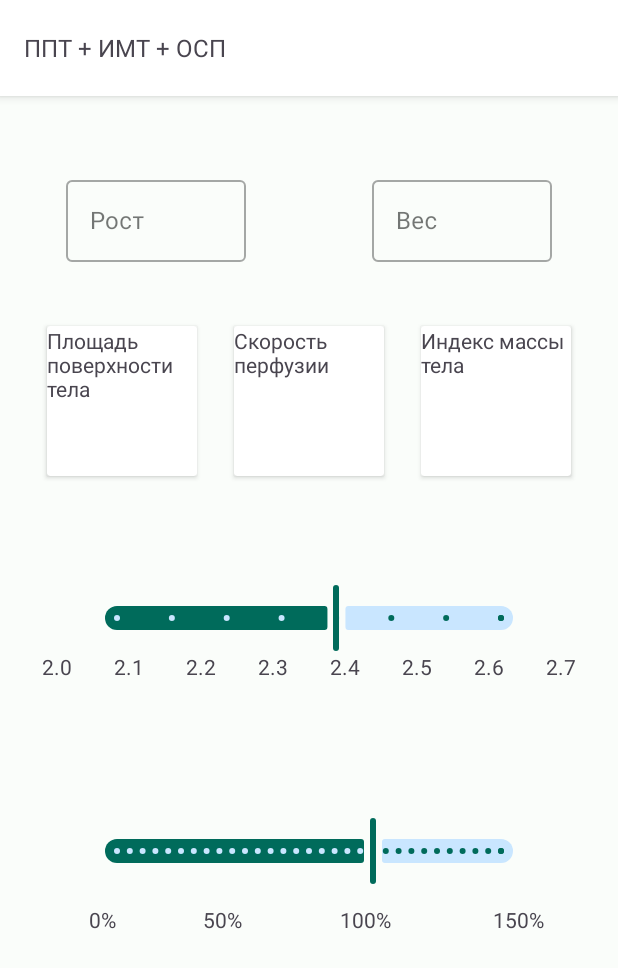
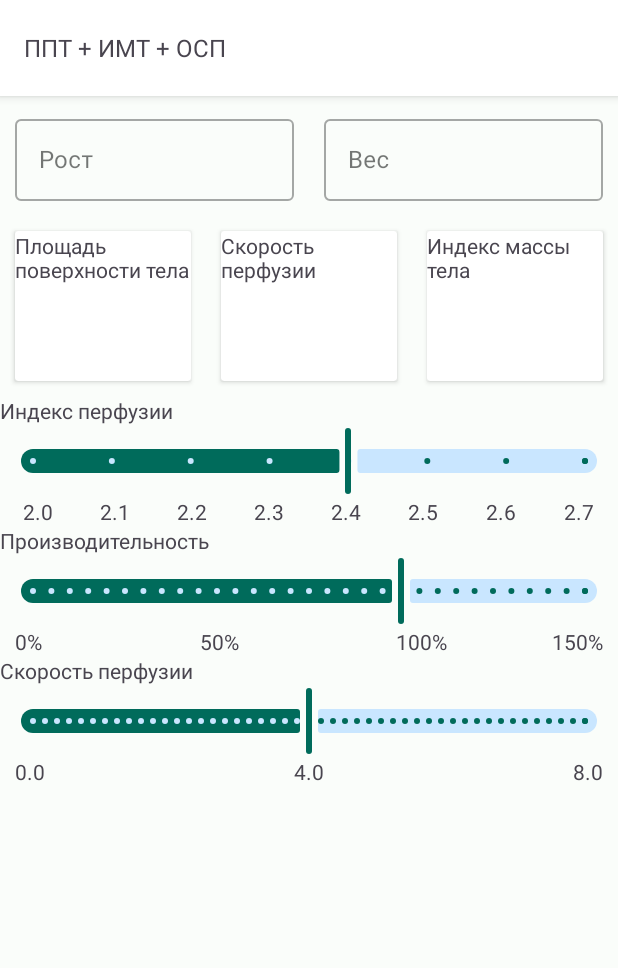
Before and after one commit to drwho174/Calc1, an Android app: the screen it shows after launch (MainActivity), after a tap on "ППТ + ИМТ + ОСП", on a phone screen of 412 x 824 dp. Shown: the top 968 px of the screen. Run offline under Robolectric (Android 15) with nearby library versions, the phone set to English and light mode, and no system bars.

Commit message:
Added manual perfusion speed change to BSA.kt

```diff
--- a/app/src/main/java/com/drwho174/calc1/BSA.kt
+++ b/app/src/main/java/com/drwho174/calc1/BSA.kt
@@ -13,6 +13,7 @@ import androidx.fragment.app.Fragment
 import com.drwho174.calc1.databinding.FragmentBsaBinding
 import com.google.android.material.slider.Slider
 import kotlin.math.pow
+import kotlin.math.roundToInt
 
 
 class BSA : Fragment() {
@@ -35,6 +36,7 @@ class BSA : Fragment() {
         val bmi: TextView = binding.bmi
         val perfindexslider: Slider = binding.perfindexslider
         val perfprecentslider: Slider = binding.perfprecentslider
+        val perfspeedslider: Slider = binding.perfspeedslider
 
         //Body surface area calculator
         fun bsacalc(): Double {
@@ -61,17 +63,24 @@ class BSA : Fragment() {
         }
 
         //Slider for perfusion index
-        fun perfspeedslider(): Double {
+        fun perfindexslider(): Double {
             val v = perfindexslider.value
-            val bsa = bsaindex.text.toString()
 
-            val bsad = (bsa.replace(",", ".")).toDouble()
-            return v * bsad
+            return v * bsacalc()
         }
-
+//Slider for percentage
         fun perfprecentslider(): Double {
             val v = perfprecentslider.value
-            return perfspeedslider() * v / 100
+            val perfspeedlocal = perfindexslider() * v / 100
+
+            return perfspeedlocal
+        }
+//Slider for manual perfusion speed change and percentage change
+        fun speedslider (){
+           val v = perfspeedslider.value*100/(perfindexslider.value*bsacalc())
+           val vv =  (v/5).roundToInt()*5
+            if(vv in 0..150 ) {  perfprecentslider.value = vv.toFloat()}
+
         }
 
         val mTextWatcher = object : TextWatcher {
@@ -86,7 +95,7 @@ class BSA : Fragment() {
 
                     bsaindex.text = String.format("%.3f", bsacalc())
                     bmi.text = String.format("%.2f", bmi())
-                    perfspeed.text = String.format("%.2f", perfspeedslider())
+                    perfspeed.text = String.format("%.2f", perfindexslider())
                 }
             }
         }
@@ -96,15 +105,25 @@ class BSA : Fragment() {
 
         perfindexslider.addOnChangeListener { _, _, _ ->
             if (height.text.isNotEmpty() && weight.text.isNotEmpty()) {
+                val round = (perfprecentslider()*10).roundToInt()/10.0
+                perfspeedslider.value = round.toFloat()
                 perfspeed.text = String.format("%.2f", perfprecentslider())
             }
         }
         perfprecentslider.addOnChangeListener { _, _, _ ->
             if (height.text.isNotEmpty() && weight.text.isNotEmpty()) {
+                val round = (perfprecentslider()*10).roundToInt()/10.0
+                perfspeedslider.value = round.toFloat()
                 perfspeed.text = String.format("%.2f", perfprecentslider())
             }
         }
+        perfspeedslider.addOnChangeListener{_,_,_->
+            if (height.text.isNotEmpty() && weight.text.isNotEmpty()) {
+                speedslider()
 
+            }
+
+        }
 
     }
 }
--- a/app/src/main/java/com/drwho174/calc1/CKD.kt
+++ b/app/src/main/java/com/drwho174/calc1/CKD.kt
@@ -10,7 +10,7 @@ import android.widget.EditText
 import android.widget.RadioGroup
 import android.widget.TextView
 import androidx.fragment.app.Fragment
-import com.google.android.material.bottomsheet.BottomSheetBehavior
+//import com.google.android.material.bottomsheet.BottomSheetBehavior
 import kotlin.math.pow
 
 class CKD : Fragment() {
@@ -28,9 +28,9 @@ class CKD : Fragment() {
         val age : EditText = view.findViewById(R.id.ageField)
         val creatinine : EditText = view.findViewById(R.id.creatinineField)
         val res : TextView = view.findViewById(R.id.resultCKD)
-        val ckdsheet = BottomSheetBehavior.from(view.findViewById(R.id.bottom_sheet_ckd_result))
-
-        ckdsheet.state = BottomSheetBehavior.STATE_EXPANDED
+//        val ckdsheet = BottomSheetBehavior.from(view.findViewById(R.id.bottom_sheet_ckd_result))
+//
+//        ckdsheet.state = BottomSheetBehavior.STATE_EXPANDED
 
 
         fun sexCoefivient(): Double {
--- a/app/src/main/java/com/drwho174/calc1/CKDDIal.kt
+++ b/app/src/main/java/com/drwho174/calc1/CKDDIal.kt
@@ -45,12 +45,12 @@ class CKDDial: DialogFragment(){
         }
 
         fun sexCoefficient(): Double {
-            val sexCoeficient = when(sex.checkedRadioButtonId){
+            val sexCoefficient = when(sex.checkedRadioButtonId){
                 R.id.male -> 1.012
                 R.id.female -> 1.0
                 else -> 0.0
             }
-            return sexCoeficient
+            return sexCoefficient
         }
 
         fun calcCKD(): Double {
@@ -87,8 +87,8 @@ class CKDDial: DialogFragment(){
                 parentFragmentManager.setFragmentResult("CKDres", bundleOf("CKDbundle" to CKDres))
             }
             if (dialisysCheckBox.isChecked){
-                val dialsisys = true
-                parentFragmentManager.setFragmentResult("dialisysBool", bundleOf("dialisysBundle" to dialsisys))
+                val dialysis = true
+                parentFragmentManager.setFragmentResult("dialysisBool", bundleOf("dialysisBundle" to dialysis))
            }
 //Закрывает Fragment
             val fragtran: FragmentTransaction = parentFragmentManager.beginTransaction()
--- a/app/src/main/java/com/drwho174/calc1/EuroSCORE.kt
+++ b/app/src/main/java/com/drwho174/calc1/EuroSCORE.kt
@@ -81,10 +81,10 @@ class EuroSCORE : Fragment() {
                 renalDisfunction.check(R.id.severeRenalDisfunction)
             }
         }
-        childFragmentManager.setFragmentResultListener("dialisysBool",this){requestKey, bundle->
-               val dialisysBool = bundle.getBoolean("dialisysBundle")
+        childFragmentManager.setFragmentResultListener("dialysisBool",this){requestKey, bundle->
+               val dialysisBool = bundle.getBoolean("dialysisBundle")
 
-                if (dialisysBool){
+                if (dialysisBool){
                     renalDisfunction.check(R.id.dialisysRenalDisfunction)
                 }
             }
@@ -228,7 +228,7 @@ val otherFactors = factorAge + factorSex + factorDiabetes + factorPulmonaryDisfu
             return predmort
         }
 
-        //TextWatcher и ChangeListener для расчетов "налету"
+        //TextWatcher и ChangeListener для расчетов "на лету"
         val ageTextWatcher : TextWatcher = object : TextWatcher{
             override fun beforeTextChanged(s: CharSequence?, start: Int, count: Int, after: Int) {
             }
--- a/app/src/main/res/layout/fragment_bsa.xml
+++ b/app/src/main/res/layout/fragment_bsa.xml
@@ -1,9 +1,11 @@
 <?xml version="1.0" encoding="utf-8"?>
-<androidx.constraintlayout.widget.ConstraintLayout xmlns:android="http://schemas.android.com/apk/res/android"
+<LinearLayout
+    xmlns:android="http://schemas.android.com/apk/res/android"
     xmlns:app="http://schemas.android.com/apk/res-auto"
     xmlns:tools="http://schemas.android.com/tools"
     android:layout_width="match_parent"
     android:layout_height="match_parent"
+    android:orientation="vertical"
     tools:context=".BSA">
     <!--todo Сделать выбор расчетной скорости в виде кнопочек, задать скорость перфузии в процентах в виде слайдера-->
     <Toolbar
@@ -15,19 +17,18 @@
         android:subtitle="@string/name_BSAButton"
         android:theme="@style/ThemeOverlay.AppCompat.ActionBar"
         app:popupTheme="@style/ThemeOverlay.AppCompat.Dark.ActionBar" />
-
+<LinearLayout
+    android:layout_width="match_parent"
+    android:layout_height="wrap_content"
+    android:orientation="horizontal">
     <com.google.android.material.textfield.TextInputLayout
         android:id="@+id/heightInputLayout"
         style="@style/Widget.MaterialComponents.TextInputLayout.OutlinedBox"
         android:layout_width="120dp"
         android:layout_height="60dp"
         android:hint="@string/name_Height"
-        app:layout_constraintBottom_toBottomOf="parent"
-        app:layout_constraintEnd_toEndOf="parent"
-        app:layout_constraintHorizontal_bias="0.15"
-        app:layout_constraintStart_toStartOf="parent"
-        app:layout_constraintTop_toTopOf="parent"
-        app:layout_constraintVertical_bias="0.15">
+        android:layout_weight="1"
+        android:layout_margin="10dp">
 
 
         <com.google.android.material.textfield.TextInputEditText
@@ -49,12 +50,8 @@
         android:layout_width="120dp"
         android:layout_height="60dp"
         android:hint="@string/name_Weight"
-        app:layout_constraintBottom_toBottomOf="parent"
-        app:layout_constraintEnd_toEndOf="parent"
-        app:layout_constraintHorizontal_bias="0.85"
-        app:layout_constraintStart_toStartOf="parent"
-        app:layout_constraintTop_toTopOf="parent"
-        app:layout_constraintVertical_bias="0.15">
+        android:layout_weight="1"
+        android:layout_margin="10dp">
 
         <com.google.android.material.textfield.TextInputEditText
             android:id="@+id/weightField"
@@ -68,18 +65,18 @@
             app:layout_constraintStart_toStartOf="parent"
             app:layout_constraintTop_toTopOf="parent" />
     </com.google.android.material.textfield.TextInputLayout>
-
+</LinearLayout>
+    <LinearLayout
+        android:layout_width="match_parent"
+        android:layout_height="wrap_content"
+        android:orientation="horizontal">
         <androidx.cardview.widget.CardView
         android:layout_width="100dp"
         android:layout_height="100dp"
         android:background="?attr/colorSecondaryContainer"
         android:orientation="vertical"
-        app:layout_constraintBottom_toBottomOf="parent"
-        app:layout_constraintEnd_toEndOf="parent"
-        app:layout_constraintHorizontal_bias="0.10"
-        app:layout_constraintStart_toStartOf="parent"
-        app:layout_constraintTop_toTopOf="parent"
-        app:layout_constraintVertical_bias="0.30">
+        android:layout_weight="1"
+        android:layout_margin="10dp">
 
         <TextView
             android:layout_width="wrap_content"
@@ -106,12 +103,28 @@
             android:layout_width="100dp"
             android:layout_height="100dp"
             android:background="?attr/colorSecondaryContainer"
-        app:layout_constraintBottom_toBottomOf="parent"
-        app:layout_constraintEnd_toEndOf="parent"
-        app:layout_constraintHorizontal_bias="0.90"
-        app:layout_constraintStart_toStartOf="parent"
-        app:layout_constraintTop_toTopOf="parent"
-        app:layout_constraintVertical_bias="0.30">
+            android:layout_weight="1"
+            android:layout_margin="10dp">
+
+            <TextView
+                android:layout_width="wrap_content"
+                android:layout_height="wrap_content"
+                android:text="Скорость перфузии" />
+
+            <TextView
+                android:id="@+id/PerfSpeed"
+                android:layout_width="wrap_content"
+                android:layout_height="wrap_content"
+                android:layout_gravity="center"
+                android:textSize="16sp" />
+        </androidx.cardview.widget.CardView>
+
+        <androidx.cardview.widget.CardView
+        android:layout_width="100dp"
+        android:layout_height="100dp"
+        android:background="?attr/colorSecondaryContainer"
+        android:layout_weight="1"
+        android:layout_margin="10dp">
 
         <TextView
             android:layout_width="wrap_content"
@@ -131,69 +144,35 @@
             app:layout_constraintVertical_bias="0.6" />
     </androidx.cardview.widget.CardView>
 
-    <androidx.cardview.widget.CardView
-        android:layout_width="100dp"
-        android:layout_height="100dp"
-        android:background="?attr/colorSecondaryContainer"
-        app:layout_constraintBottom_toBottomOf="parent"
-        app:layout_constraintEnd_toEndOf="parent"
-        app:layout_constraintHorizontal_bias="0.50"
-        app:layout_constraintStart_toStartOf="parent"
-        app:layout_constraintTop_toTopOf="parent"
-        app:layout_constraintVertical_bias="0.30">
-
+    </LinearLayout>
 <TextView
     android:layout_width="wrap_content"
     android:layout_height="wrap_content"
-            android:text="Скорость перфузии" />
-
-        <TextView
-            android:id="@+id/PerfSpeed"
-            android:layout_width="wrap_content"
+    android:text="@string/name_PerfusionIndex"/>
+    <com.google.android.material.slider.Slider
+        android:id="@+id/perfindexslider"
+        android:layout_width="match_parent"
         android:layout_height="wrap_content"
         android:layout_gravity="center"
-            android:textSize="16sp" />
-    </androidx.cardview.widget.CardView>
-
-    <com.google.android.material.slider.Slider
-        android:id="@+id/perfindexslider"
-        android:layout_width="300dp"
-        android:layout_height="wrap_content"
         android:contentDescription="@string/name_PerfusionIndex"
         android:focusable="auto"
         android:focusedByDefault="true"
         android:stepSize="0.1"
         android:value="2.4"
         android:valueFrom="2.0"
-        android:valueTo="2.7"
-        app:layout_constraintBottom_toBottomOf="parent"
-        app:layout_constraintEnd_toEndOf="parent"
-        app:layout_constraintStart_toStartOf="parent"
-        app:layout_constraintTop_toTopOf="parent"
-        app:layout_constraintVertical_bias="0.50" />
-
-    <com.google.android.material.slider.Slider
-        android:id="@+id/perfprecentslider"
-        android:layout_width="300dp"
+        android:valueTo="2.7" />
+    <LinearLayout
+        android:layout_width="match_parent"
         android:layout_height="wrap_content"
-        android:contentDescription="проценты от расчетной"
-        android:focusable="auto"
-        android:focusedByDefault="true"
-        android:stepSize="5"
-        android:value="100"
-        android:valueFrom="0"
-        android:valueTo="150"
-        app:layout_constraintBottom_toBottomOf="parent"
-        app:layout_constraintEnd_toEndOf="parent"
-        app:layout_constraintStart_toStartOf="parent"
-        app:layout_constraintTop_toTopOf="parent"
-        app:layout_constraintVertical_bias="0.70" />
+        android:orientation="horizontal">
 
         <TextView
             android:id="@+id/textView"
             android:layout_width="wrap_content"
             android:layout_height="wrap_content"
+            android:layout_weight="1"
             android:text="2.0"
+            android:textAlignment="center"
             app:layout_constraintBottom_toBottomOf="parent"
             app:layout_constraintEnd_toStartOf="@+id/textView2"
             app:layout_constraintHorizontal_bias="0.5"
@@ -202,11 +181,28 @@
             app:layout_constraintVertical_bias="0.54" />
 
         <TextView
+            android:id="@+id/textView2"
+            android:layout_width="wrap_content"
+            android:layout_height="wrap_content"
+
+            android:layout_weight="1"
+            android:text="2.1"
+            android:textAlignment="center"
+            app:layout_constraintBottom_toBottomOf="parent"
+            app:layout_constraintEnd_toStartOf="@+id/textView3"
+            app:layout_constraintHorizontal_bias="0.5"
+            app:layout_constraintStart_toEndOf="@+id/textView"
+            app:layout_constraintTop_toTopOf="parent"
+            app:layout_constraintVertical_bias="0.54" />
+
+        <TextView
             android:id="@+id/textView3"
             android:layout_width="wrap_content"
             android:layout_height="wrap_content"
 
+            android:layout_weight="1"
             android:text="2.2"
+            android:textAlignment="center"
             app:layout_constraintBottom_toBottomOf="parent"
             app:layout_constraintEnd_toStartOf="@+id/textView4"
             app:layout_constraintHorizontal_bias="0.5"
@@ -219,7 +215,9 @@
             android:layout_width="wrap_content"
             android:layout_height="wrap_content"
 
+            android:layout_weight="1"
             android:text="2.3"
+            android:textAlignment="center"
             app:layout_constraintBottom_toBottomOf="parent"
             app:layout_constraintEnd_toStartOf="@+id/textView5"
             app:layout_constraintHorizontal_bias="0.5"
@@ -232,7 +230,9 @@
             android:layout_width="wrap_content"
             android:layout_height="wrap_content"
 
+            android:layout_weight="1"
             android:text="2.4"
+            android:textAlignment="center"
             app:layout_constraintBottom_toBottomOf="parent"
             app:layout_constraintEnd_toStartOf="@+id/textView6"
             app:layout_constraintHorizontal_bias="0.5"
@@ -245,7 +245,9 @@
             android:layout_width="wrap_content"
             android:layout_height="wrap_content"
 
+            android:layout_weight="1"
             android:text="2.5"
+            android:textAlignment="center"
             app:layout_constraintBottom_toBottomOf="parent"
             app:layout_constraintEnd_toStartOf="@+id/textView7"
             app:layout_constraintHorizontal_bias="0.5"
@@ -258,7 +260,9 @@
             android:layout_width="wrap_content"
             android:layout_height="wrap_content"
 
+            android:layout_weight="1"
             android:text="2.6"
+            android:textAlignment="center"
             app:layout_constraintBottom_toBottomOf="parent"
             app:layout_constraintEnd_toStartOf="@+id/textView8"
             app:layout_constraintHorizontal_bias="0.5"
@@ -271,46 +275,56 @@
             android:layout_width="wrap_content"
             android:layout_height="wrap_content"
 
+            android:layout_weight="1"
             android:text="2.7"
+            android:textAlignment="center"
             app:layout_constraintBottom_toBottomOf="parent"
             app:layout_constraintEnd_toEndOf="parent"
             app:layout_constraintHorizontal_bias="0.5"
             app:layout_constraintStart_toEndOf="@+id/textView7"
             app:layout_constraintTop_toTopOf="parent"
             app:layout_constraintVertical_bias="0.54" />
-
+    </LinearLayout>
     <TextView
-        android:id="@+id/textView2"
         android:layout_width="wrap_content"
         android:layout_height="wrap_content"
+        android:text="Производительность"/>
 
-        android:text="2.1"
-        app:layout_constraintBottom_toBottomOf="parent"
-        app:layout_constraintEnd_toStartOf="@+id/textView3"
-        app:layout_constraintHorizontal_bias="0.5"
-        app:layout_constraintStart_toEndOf="@+id/textView"
-        app:layout_constraintTop_toTopOf="parent"
-        app:layout_constraintVertical_bias="0.54" />
+    <com.google.android.material.slider.Slider
+        android:id="@+id/perfprecentslider"
+        android:layout_width="match_parent"
+        android:layout_height="wrap_content"
+        android:layout_gravity="center"
+        android:contentDescription="проценты от расчетной"
+        android:focusable="auto"
+        android:focusedByDefault="true"
+        android:stepSize="5"
+        android:value="100"
+        android:valueFrom="0"
+        android:valueTo="150" />
+    <LinearLayout
+        android:layout_width="match_parent"
+        android:layout_height="wrap_content"
+        android:orientation="horizontal">
 
         <TextView
             android:id="@+id/textView9"
             android:layout_width="wrap_content"
             android:layout_height="wrap_content"
 
+            android:layout_weight="1"
             android:text="0%"
-        app:layout_constraintBottom_toBottomOf="parent"
-        app:layout_constraintEnd_toEndOf="parent"
-        app:layout_constraintHorizontal_bias="0.15"
-        app:layout_constraintStart_toStartOf="parent"
-        app:layout_constraintTop_toTopOf="parent"
-        app:layout_constraintVertical_bias="0.75" />
+            android:textAlignment="textStart"
+           android:layout_marginStart="10dp" />
 
         <TextView
             android:id="@+id/textView10"
             android:layout_width="wrap_content"
             android:layout_height="wrap_content"
+            android:layout_weight="1"
+
             android:text="50%"
-
+            android:textAlignment="center"
             app:layout_constraintBottom_toBottomOf="parent"
             app:layout_constraintEnd_toEndOf="parent"
             app:layout_constraintHorizontal_bias="0.35"
@@ -322,7 +336,9 @@
             android:id="@+id/textView11"
             android:layout_width="wrap_content"
             android:layout_height="wrap_content"
+            android:layout_weight="1"
             android:text="100%"
+            android:textAlignment="textEnd"
             app:layout_constraintBottom_toBottomOf="parent"
             app:layout_constraintEnd_toEndOf="parent"
             app:layout_constraintHorizontal_bias="0.60"
@@ -334,12 +350,58 @@
             android:id="@+id/textView12"
             android:layout_width="wrap_content"
             android:layout_height="wrap_content"
+            android:layout_marginEnd="10dp"
+            android:layout_weight="1"
             android:text="150%"
-        app:layout_constraintBottom_toBottomOf="parent"
-        app:layout_constraintEnd_toEndOf="parent"
-        app:layout_constraintHorizontal_bias="0.87"
-        app:layout_constraintStart_toStartOf="parent"
-        app:layout_constraintTop_toTopOf="parent"
-        app:layout_constraintVertical_bias="0.75" />
+            android:textAlignment="textEnd" />
+    </LinearLayout>
+    <TextView
+        android:layout_width="wrap_content"
+        android:layout_height="wrap_content"
+        android:text="@string/name_PerfusionRate"/>
 
-</androidx.constraintlayout.widget.ConstraintLayout>
+    <com.google.android.material.slider.Slider
+        android:id="@+id/perfspeedslider"
+        android:layout_width="match_parent"
+        android:layout_height="wrap_content"
+        android:layout_gravity="center"
+        android:contentDescription="@string/name_PerfusionIndex"
+        android:focusable="auto"
+        android:focusedByDefault="true"
+        android:stepSize="0.1"
+        android:value="4"
+        android:valueFrom="0.0"
+        android:valueTo="8.0" />
+    <LinearLayout
+        android:layout_width="match_parent"
+        android:layout_height="wrap_content"
+        android:orientation="horizontal">
+
+        <TextView
+            android:id="@+id/textView13"
+            android:layout_width="wrap_content"
+            android:layout_height="wrap_content"
+            android:layout_weight="1"
+            android:text="0.0"
+            android:textAlignment="textStart"
+            android:layout_marginStart="10dp"/>
+
+        <TextView
+            android:id="@+id/textView14"
+            android:layout_width="wrap_content"
+            android:layout_height="wrap_content"
+            android:layout_weight="1"
+            android:text="4.0"
+            android:textAlignment="center" />
+
+        <TextView
+            android:id="@+id/textView15"
+            android:layout_width="wrap_content"
+            android:layout_height="wrap_content"
+            android:layout_weight="1"
+            android:text="8.0"
+            android:textAlignment="textEnd"
+            android:layout_marginEnd="10dp"/>
+    </LinearLayout>
+
+</LinearLayout>
--- a/app/src/main/res/layout/fragment_ckd.xml
+++ b/app/src/main/res/layout/fragment_ckd.xml
@@ -1,22 +1,19 @@
 <?xml version="1.0" encoding="utf-8"?>
-<LinearLayout
-    xmlns:android="http://schemas.android.com/apk/res/android"
-    xmlns:app="http://schemas.android.com/apk/res-auto"
+<LinearLayout xmlns:android="http://schemas.android.com/apk/res/android"
     xmlns:tools="http://schemas.android.com/tools"
     android:id="@+id/ConstrainLayout"
     android:layout_width="match_parent"
     android:layout_height="match_parent"
     android:orientation="vertical"
     tools:context=".CKD">
-    <com.google.android.material.appbar.AppBarLayout
+
+    <Toolbar
         android:id="@+id/CKD_toolbar"
         android:layout_width="match_parent"
         android:layout_height="?attr/actionBarSize"
         android:background="?attr/colorOnSecondary"
         android:elevation="4dp"
-        android:subtitle="@string/CKD"
-        android:theme="@style/ThemeOverlay.AppCompat.ActionBar"
-        app:popupTheme="@style/ThemeOverlay.AppCompat.Dark.ActionBar" />
+        android:subtitle="@string/CKD" />
 <LinearLayout
     android:layout_width="match_parent"
     android:layout_height="wrap_content"
@@ -54,7 +51,8 @@
     <LinearLayout
         android:layout_width="match_parent"
         android:layout_height="wrap_content"
-        android:orientation="horizontal">
+        android:orientation="horizontal"
+        android:layout_weight="1">
 
         <com.google.android.material.textfield.TextInputLayout
             android:id="@+id/age"
@@ -85,30 +83,11 @@
                 android:layout_height="wrap_content" />
 
         </com.google.android.material.textfield.TextInputLayout>
+
     </LinearLayout>
-
-
-
-<androidx.coordinatorlayout.widget.CoordinatorLayout
-android:layout_width="match_parent"
-android:layout_height="wrap_content"
-    >
-
-<LinearLayout
-    android:id="@+id/bottom_sheet_ckd_result"
-    android:layout_width="match_parent"
-    android:layout_height="match_parent"
-    android:background="?attr/colorTertiaryContainer"
-    android:orientation="horizontal"
-    app:behavior_hideable="false"
-    app:behavior_draggable = "false"
-    android:paddingBottom="10dp"
-    app:layout_behavior="com.google.android.material.bottomsheet.BottomSheetBehavior">
-
-
     <androidx.cardview.widget.CardView
-        android:layout_width="wrap_content"
-        android:layout_height="wrap_content"
+        android:layout_width="match_parent"
+        android:layout_height="100dp"
         android:layout_weight="1"
         android:elevation="5dp"
         android:layout_margin="5dp">
@@ -138,6 +117,5 @@ android:layout_height="wrap_content"
 
         </LinearLayout>
     </androidx.cardview.widget.CardView>
+
 </LinearLayout>
-</androidx.coordinatorlayout.widget.CoordinatorLayout>
-</LinearLayout>
```
Lines whose indentation alone changed are shown as unchanged.
